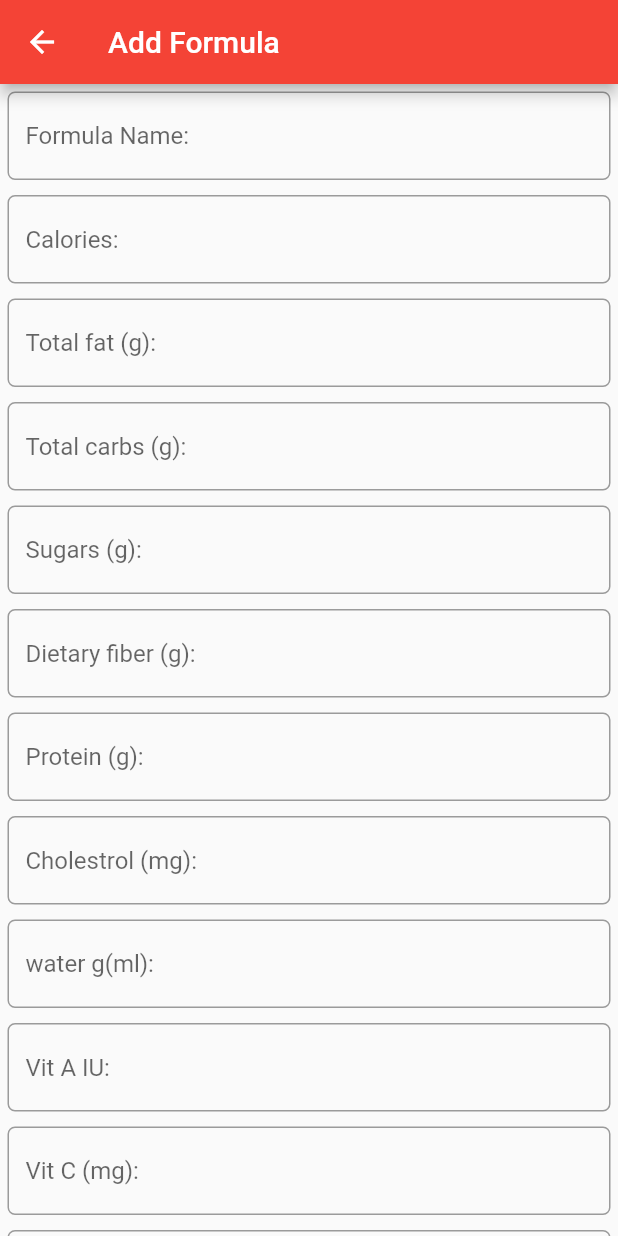
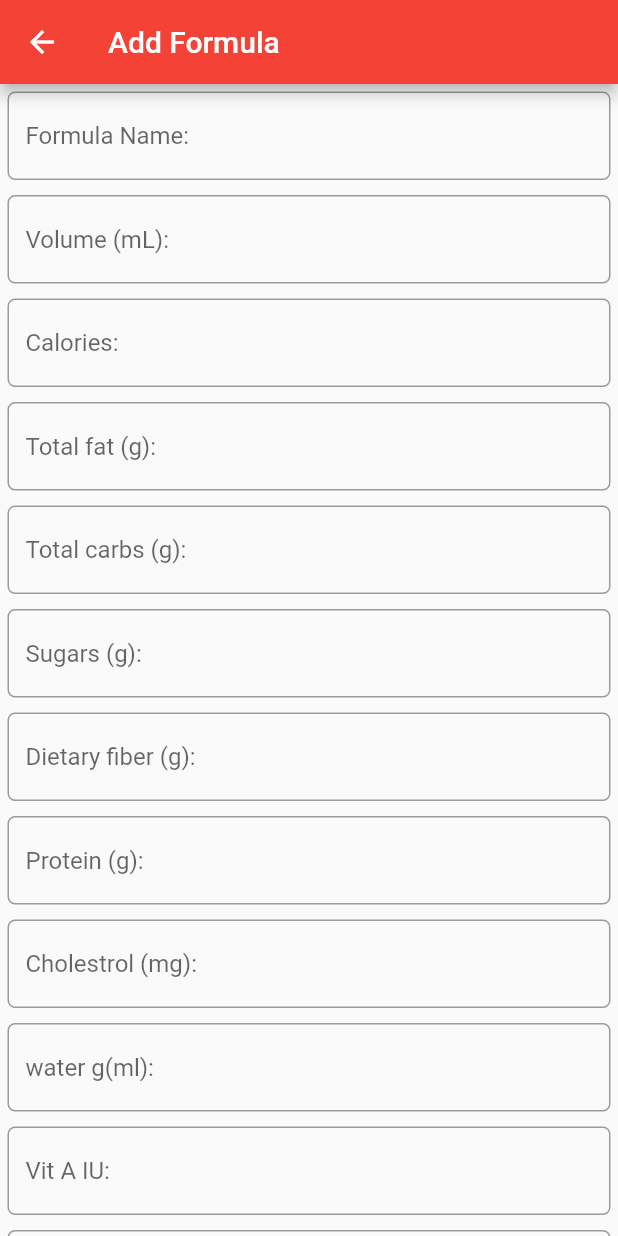
Before and after one commit to BenedictKohler/NutriCalc, a Flutter app: the AddFormulaScreen screen opened by its route, on a phone screen of 412 x 824 dp. Run offline on Flutter 3.47's test engine with Material 2 defaults, Android fonts, the phone set to English and light mode, and no system bars; our stand-ins replace csv, file_picker, fluttertoast, open_file, pdf, shared_preferences; missing offline and left inert: flutter_full_pdf_viewer, syncfusion_flutter_pdf, syncfusion_flutter_pdfviewer; accounts and stored records are empty.

Commit message:
fixed out of bounds error

```diff
--- a/lib/AddFormulaScreen.dart
+++ b/lib/AddFormulaScreen.dart
@@ -16,6 +16,7 @@ class AddFormulaScreen extends StatefulWidget {
 
 class _AddFormulaScreenState extends State<AddFormulaScreen> {
   final _drinkName = TextEditingController();
+  final _volume = TextEditingController();
   final _v1 = TextEditingController();
   final _v2 = TextEditingController();
   final _v3 = TextEditingController();
@@ -55,6 +56,7 @@ class _AddFormulaScreenState extends State<AddFormulaScreen> {
   final _v37 = TextEditingController();
   final _v38 = TextEditingController();
   final _v39 = TextEditingController();
+  final _v40 = TextEditingController();
 
   final _formKey = GlobalKey<FormState>();
 
@@ -90,6 +92,7 @@ class _AddFormulaScreenState extends State<AddFormulaScreen> {
                     mainAxisAlignment: MainAxisAlignment.center,
                     children: <Widget>[
                       MyTextInputBox("* Required", 'Formula Name:', _drinkName),
+                      MyTextInputBox("* Required", 'Volume (mL):', _volume),
                       MyTextInputBox("* Required", 'Calories:', _v1),
                       MyTextInputBox("* Required", 'Total fat (g):', _v2),
                       MyTextInputBox("* Required", 'Total carbs (g):', _v3),
@@ -117,22 +120,22 @@ class _AddFormulaScreenState extends State<AddFormulaScreen> {
                       MyTextInputBox("* Required", 'inositol(mg):', _v22),
                       MyTextInputBox("* Required", 'sodium (mg):', _v23),
                       MyTextInputBox("* Required", 'calcium (mg):', _v24),
-                      MyTextInputBox("* Required", 'potassium (mg):', _v24),
-                      MyTextInputBox("* Required", 'chloride (mg):', _v25),
-                      MyTextInputBox("* Required", 'phosphorus (mg):', _v26),
-                      MyTextInputBox("* Required", 'magnesium (mg):', _v27),
-                      MyTextInputBox("* Required", 'iodine (mcg):', _v28),
-                      MyTextInputBox("* Required", 'manganese (mg):', _v29),
-                      MyTextInputBox("* Required", 'copper (mg):', _v30),
-                      MyTextInputBox("* Required", 'zinc (mg):', _v31),
-                      MyTextInputBox("* Required", 'iron (mg):', _v32),
-                      MyTextInputBox("* Required", 'selenium (mcg):', _v33),
-                      MyTextInputBox("* Required", 'chromium (mcg):', _v34),
-                      MyTextInputBox("* Required", 'molybdenum (mcg):', _v35),
-                      MyTextInputBox("* Required", 'choline (mg):', _v36),
-                      MyTextInputBox("* Required", 'linoleic acid (mg):', _v37),
-                      MyTextInputBox("* Required", 'Beta-carotene (mg):', _v38),
-                      MyTextInputBox("* Required", 'Taurine (mg):', _v39),
+                      MyTextInputBox("* Required", 'potassium (mg):', _v25),
+                      MyTextInputBox("* Required", 'chloride (mg):', _v26),
+                      MyTextInputBox("* Required", 'phosphorus (mg):', _v27),
+                      MyTextInputBox("* Required", 'magnesium (mg):', _v28),
+                      MyTextInputBox("* Required", 'iodine (mcg):', _v29),
+                      MyTextInputBox("* Required", 'manganese (mg):', _v30),
+                      MyTextInputBox("* Required", 'copper (mg):', _v31),
+                      MyTextInputBox("* Required", 'zinc (mg):', _v32),
+                      MyTextInputBox("* Required", 'iron (mg):', _v33),
+                      MyTextInputBox("* Required", 'selenium (mcg):', _v34),
+                      MyTextInputBox("* Required", 'chromium (mcg):', _v35),
+                      MyTextInputBox("* Required", 'molybdenum (mcg):', _v36),
+                      MyTextInputBox("* Required", 'choline (mg):', _v37),
+                      MyTextInputBox("* Required", 'linoleic acid (mg):', _v38),
+                      MyTextInputBox("* Required", 'Beta-carotene (mg):', _v39),
+                      MyTextInputBox("* Required", 'Taurine (mg):', _v40),
                       ElevatedButton(
                         child: Row(
                           children: <Widget>[
@@ -164,6 +167,7 @@ class _AddFormulaScreenState extends State<AddFormulaScreen> {
                           if (!ContainsDrink(_drinkName.text)) {
                             List<String> newDrink = [
                               _drinkName.text,
+                              _volume.text,
                               _v1.text,
                               _v2.text,
                               _v3.text,
@@ -202,7 +206,8 @@ class _AddFormulaScreenState extends State<AddFormulaScreen> {
                               _v36.text,
                               _v37.text,
                               _v38.text,
-                              _v39.text
+                              _v39.text,
+                              _v40.text
                             ];
                             widget.csvData
                                 .putIfAbsent(_drinkName.text, () => newDrink);
--- a/lib/CalcForm.dart
+++ b/lib/CalcForm.dart
@@ -251,8 +251,8 @@ class _CalcForm extends State<CalcForm> {
                           List out = [];
                           try {
                             _csvData[selectedDrink].sublist(1).forEach((i) {
-                              print(i.runtimeType);
-                              print(i);
+                              // print(i.runtimeType);
+                              // print(i);
                               if (i == "N/A")
                                 out.add("N/A");
                               else if (i * mult % 1 == 0)
@@ -264,6 +264,7 @@ class _CalcForm extends State<CalcForm> {
                             print(err);
                             print("Error in the input");
                           }
+                          print(out);
                           createPDF(selectedDrink, out);
                         }
                       },
@@ -349,6 +350,8 @@ class _CalcForm extends State<CalcForm> {
   }
 
   String getFileName() {
-    return DateTime.now().toString() + "_" + selectedDrink ?? " ";
+    String x =  DateTime.now().toString() + "_" + selectedDrink ?? " ";
+    print(x);
+    return x;
   }
 }
```
